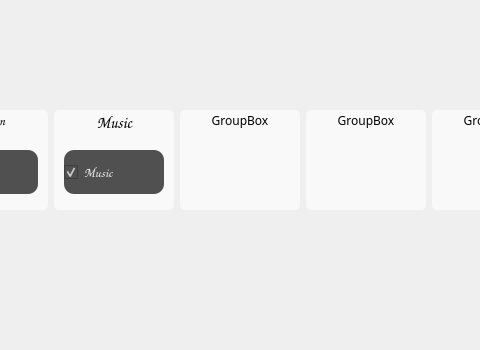
The window that Roller Coaster/AppMain.ui (GoodWeather0322/rollercoaster) describes before a commit, drawn with Qt 5; both pictures show x 400 to 880 and y 419 to 769 of the 1028 by 769 pixel window.
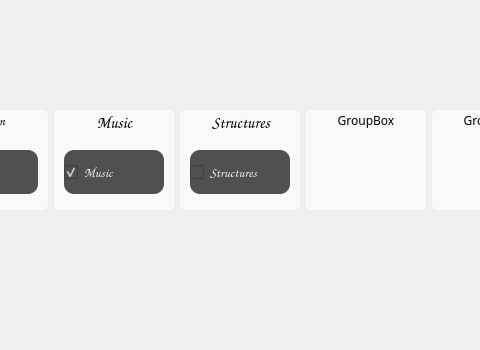
The same window after the commit. Icons and pictures are not drawn.

Commit message: textures by CCY and structures by Samuel

What changed in the file:
```diff
--- a/Roller Coaster/AppMain.ui
+++ b/Roller Coaster/AppMain.ui
@@ -1511,12 +1511,20 @@
           <height>100</height>
          </size>
         </property>
+        <property name="font">
+         <font>
+          <family>Comic Sans MS</family>
+          <pointsize>12</pointsize>
+          <weight>75</weight>
+          <bold>true</bold>
+         </font>
+        </property>
         <property name="styleSheet">
          <string notr="true">background-color: rgb(249, 249, 249);
 border-radius: 5px;</string>
         </property>
         <property name="title">
-         <string>GroupBox</string>
+         <string>Structures</string>
         </property>
         <property name="alignment">
          <set>Qt::AlignCenter</set>
@@ -1524,6 +1532,52 @@
         <property name="checkable">
          <bool>false</bool>
         </property>
+        <widget class="QCheckBox" name="Structures">
+         <property name="geometry">
+          <rect>
+           <x>10</x>
+           <y>40</y>
+           <width>100</width>
+           <height>44</height>
+          </rect>
+         </property>
+         <property name="sizePolicy">
+          <sizepolicy hsizetype="Minimum" vsizetype="Minimum">
+           <horstretch>0</horstretch>
+           <verstretch>0</verstretch>
+          </sizepolicy>
+         </property>
+         <property name="font">
+          <font>
+           <family>Comic Sans MS</family>
+           <pointsize>10</pointsize>
+           <weight>75</weight>
+           <bold>true</bold>
+          </font>
+         </property>
+         <property name="styleSheet">
+          <string notr="true"> QCheckBox {
+	background-color: rgb(80, 80, 80);
+	color: rgb(240, 240, 240);
+    border-radius: 10px;
+}
+
+QCheckBox:pressed {
+	background-color: qradialgradient(spread:pad, cx:0.5, cy:0.5, radius:0.5, fx:0.5, fy:0.5, stop:0 rgba(172, 172, 172, 255), stop:1 rgba(0, 0, 0, 203));
+     padding-top: 10px;
+     padding-left: 5px;
+}</string>
+         </property>
+         <property name="text">
+          <string>Structures</string>
+         </property>
+         <property name="checked">
+          <bool>false</bool>
+         </property>
+         <property name="tristate">
+          <bool>false</bool>
+         </property>
+        </widget>
        </widget>
       </item>
       <item>
```
Left out of the diff: 2 changed lines with no effect on the pictures. The commit also changes 22 other files.
